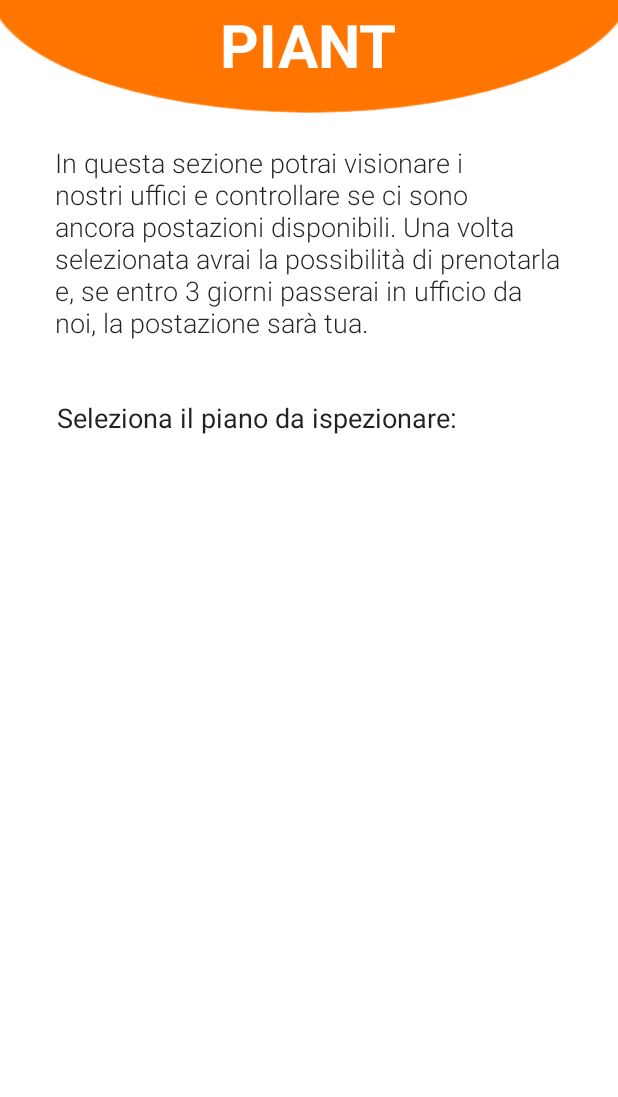
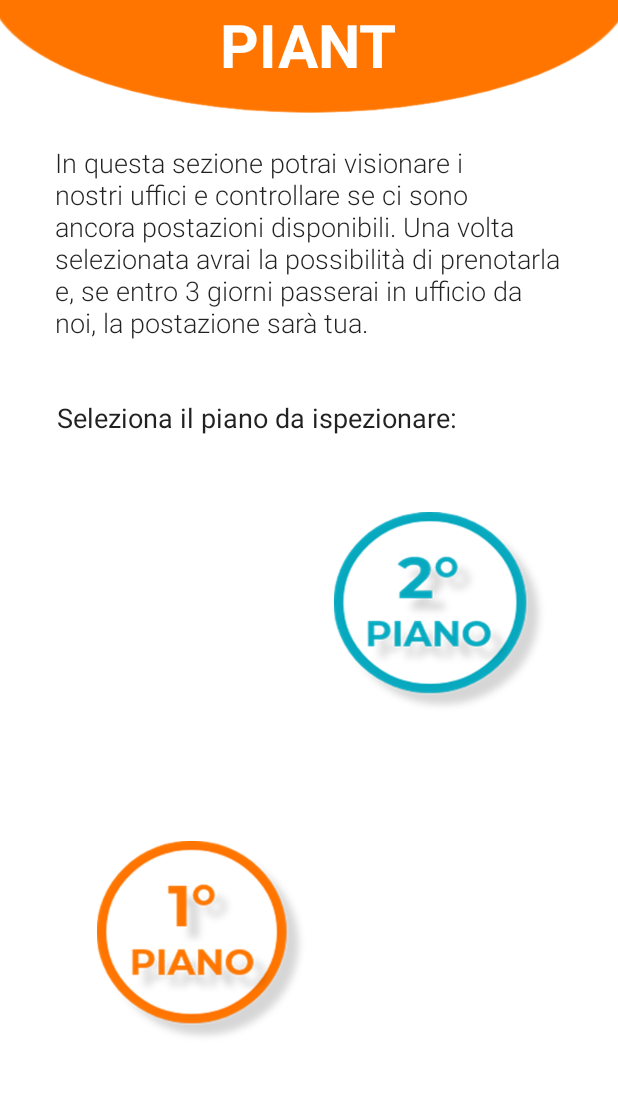
Before and after one commit to emchris/CocWorking, an Android app: the PiantinaActivity screen opened directly, with no data from a screen before it, on a phone screen of 412 x 824 dp, the part 80-1177 px from its top. Run offline under Robolectric (Android 15) with nearby library versions, the phone set to English and light mode, and no system bars; Roboto replaces fonts that are not available here.

Commit message:
Aggiornamento button

```diff
--- a/app/src/main/res/layout/activity_piantina.xml
+++ b/app/src/main/res/layout/activity_piantina.xml
@@ -49,35 +49,43 @@
         app:layout_constraintStart_toStartOf="parent"
         app:layout_constraintTop_toBottomOf="@+id/text_info" />
 
-    <Button
-        android:id="@+id/button_2_piano"
-        android:layout_width="160dp"
-        android:layout_height="160dp"
-        android:layout_marginTop="41dp"
-        android:layout_marginEnd="30dp"
-        android:layout_marginRight="30dp"
-        android:background="@drawable/secondo_piano"
-        app:layout_constraintBottom_toBottomOf="@+id/button_1_piano"
-        app:layout_constraintEnd_toEndOf="parent"
-        app:layout_constraintHorizontal_bias="1.0"
-        app:layout_constraintStart_toStartOf="parent"
-        app:layout_constraintTop_toBottomOf="@+id/text_select"
-        app:layout_constraintVertical_bias="0.0" />
-
-    <Button
+    <androidx.appcompat.widget.AppCompatButton
         android:id="@+id/button_1_piano"
-        android:layout_width="160dp"
-        android:layout_height="160dp"
-        android:layout_marginStart="50dp"
-        android:layout_marginLeft="50dp"
-        android:layout_marginEnd="39dp"
-        android:layout_marginRight="39dp"
-        android:layout_marginBottom="64dp"
+        android:layout_width="142dp"
+        android:layout_height="136dp"
+        android:layout_marginStart="68dp"
+        android:layout_marginLeft="68dp"
+        android:layout_marginEnd="8dp"
+        android:layout_marginRight="8dp"
+        android:layout_marginBottom="74dp"
         android:background="@drawable/primo_piano"
+        android:textAllCaps="true"
+        android:textColor="@color/colorPrimary"
+        android:textSize="18sp"
+        android:textStyle="bold"
+        android:typeface="sans"
         app:layout_constraintBottom_toBottomOf="parent"
         app:layout_constraintEnd_toStartOf="@+id/button_2_piano"
-        app:layout_constraintHorizontal_bias="0.0"
         app:layout_constraintStart_toStartOf="parent" />
+
+    <androidx.appcompat.widget.AppCompatButton
+        android:id="@+id/button_2_piano"
+        android:layout_width="144dp"
+        android:layout_height="135dp"
+        android:layout_marginStart="8dp"
+        android:layout_marginLeft="8dp"
+        android:layout_marginTop="49dp"
+        android:layout_marginEnd="49dp"
+        android:layout_marginRight="49dp"
+        android:background="@drawable/secondo_piano"
+        android:textAllCaps="true"
+        android:textColor="@color/colorPrimary"
+        android:textSize="18sp"
+        android:textStyle="bold"
+        android:typeface="sans"
+        app:layout_constraintEnd_toEndOf="parent"
+        app:layout_constraintStart_toEndOf="@+id/button_1_piano"
+        app:layout_constraintTop_toBottomOf="@+id/text_select" />
 
     <ImageView
         android:id="@+id/ellissi_arancione"
```
Also changed, not shown: app/src/main/res/layout/activity_bacheca.xml (+28 -0 lines), app/src/main/res/layout/activity_primo_piano.xml (+6 -6 lines), app/src/main/res/layout/activity_profilo.xml (+10 -13 lines), app/src/main/res/layout/activity_secondo_piano.xml (+6 -6 lines).
